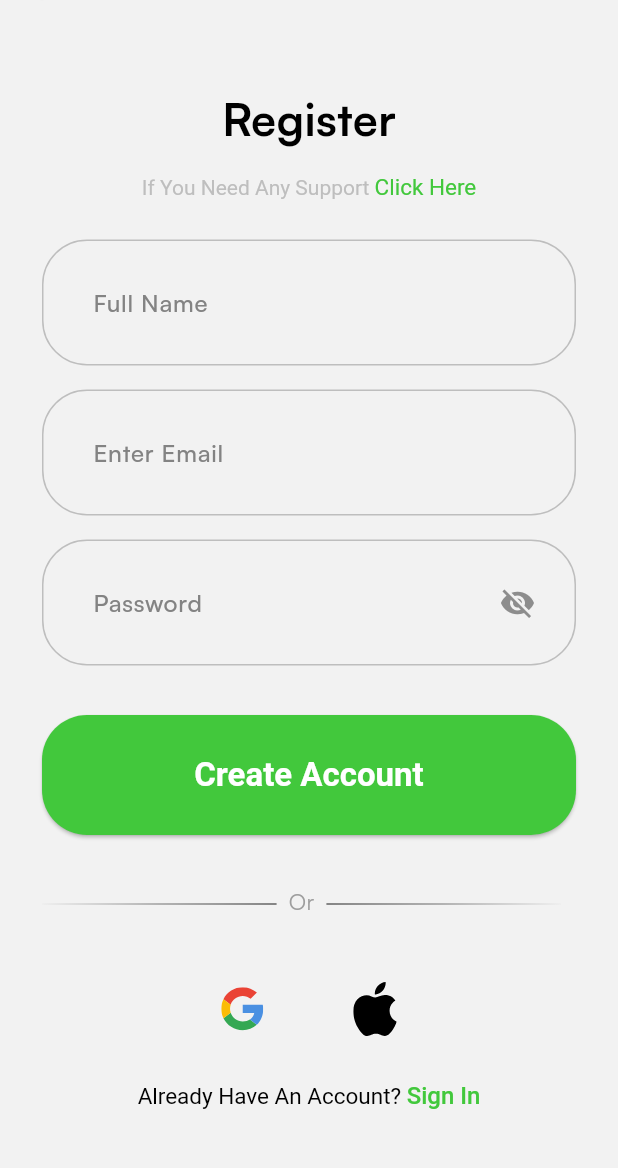
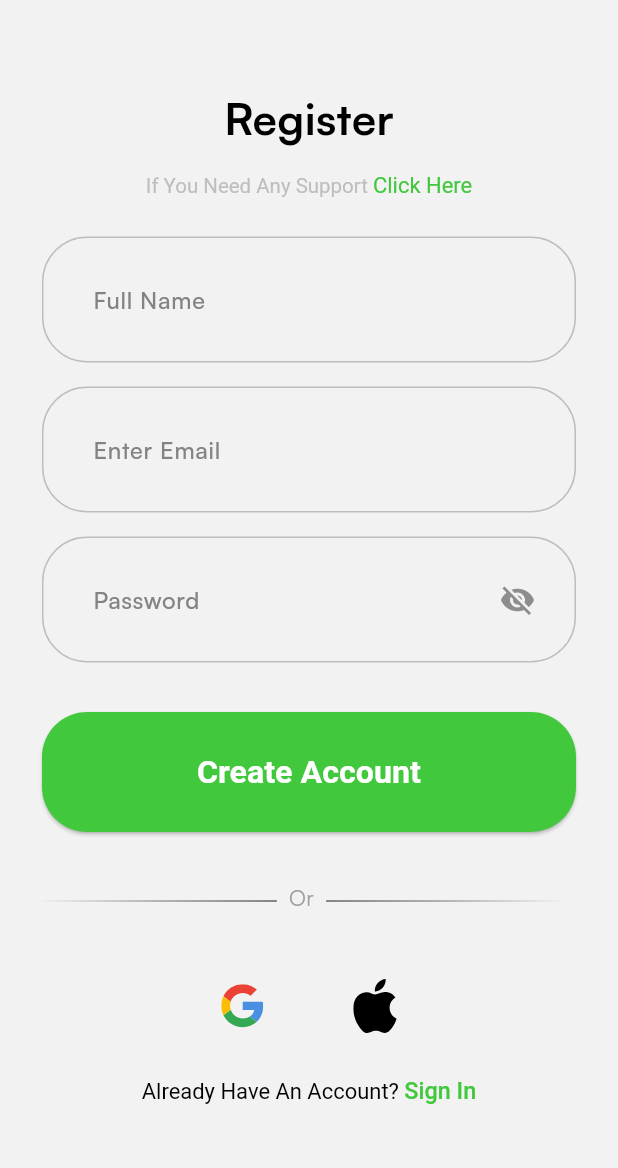
Before and after one commit to AhmedBelal31/spotify_app, a Flutter app: the SignUpPage screen opened by its route, on a phone screen of 412 x 824 dp, the part 68-1236 px from its top. Run offline on Flutter 3.47's test engine with Material 3 defaults, Android fonts, the phone set to English and light mode, and no system bars; drawn by our look-alikes of modal_progress_hud_nsn; our stand-ins replace cloud_firestore, dartz, firebase_auth, firebase_core, flutter_bloc, flutter_screenutil and 5 more; accounts and stored records are empty; generated files the repository leaves out were written again.

Commit message:
Add .sp To Text Styles && Remove Const From TextStyles in Files

```diff
--- a/lib/core/theme/app_text_styles.dart
+++ b/lib/core/theme/app_text_styles.dart
@@ -1,92 +1,91 @@
 import 'package:flutter/material.dart';
+import 'package:flutter_screenutil/flutter_screenutil.dart';
 
 abstract class TextStyles {
-
-  static const TextStyle font30Bold = TextStyle(
+  static TextStyle font30Bold = TextStyle(
     fontWeight: FontWeight.bold,
-    fontSize: 30,
+    fontSize: 30.sp,
   );
 
-  static const TextStyle font26Bold = TextStyle(
+  static TextStyle font26Bold = TextStyle(
     fontWeight: FontWeight.bold,
-    fontSize: 26,
+    fontSize: 26.sp,
   );
 
-  static const TextStyle font22Bold = TextStyle(
+  static TextStyle font22Bold = TextStyle(
     fontWeight: FontWeight.bold,
-    fontSize: 22,
+    fontSize: 22.sp,
     color: Colors.white,
   );
 
-  static const TextStyle font20Bold = TextStyle(
+  static TextStyle font20Bold = TextStyle(
     fontWeight: FontWeight.bold,
-    fontSize: 20,
+    fontSize: 20.sp,
     color: Colors.black,
   );
 
-  static const TextStyle font20Medium = TextStyle(
+  static TextStyle font20Medium = TextStyle(
     fontWeight: FontWeight.w500, // Medium weight
-    fontSize: 20,
+    fontSize: 20.sp,
   );
 
-  static const TextStyle font19Medium = TextStyle(
+  static TextStyle font19Medium = TextStyle(
     fontWeight: FontWeight.w500, // Medium weight
-    fontSize: 19,
+    fontSize: 19.sp,
     // color: AppColors.darkGreyColor
   );
 
-  static const TextStyle font17Regular = TextStyle(
+  static TextStyle font17Regular = TextStyle(
     fontWeight: FontWeight.normal,
-    fontSize: 17,
+    fontSize: 17.sp,
   );
 
-  static const TextStyle font17Medium = TextStyle(
-    fontWeight: FontWeight.w500, // Medium weight
-    fontSize: 17,
-    color: Colors.white
-  );
+  static TextStyle font17Medium = TextStyle(
+      fontWeight: FontWeight.w500, // Medium weight
+      fontSize: 17.sp,
+      color: Colors.white);
 
-  static const TextStyle font16Bold = TextStyle(
+  static TextStyle font16Bold = TextStyle(
     fontWeight: FontWeight.bold,
-    fontSize: 16,
+    fontSize: 16.sp,
     color: Colors.black,
   );
 
-  static const TextStyle font16Medium = TextStyle(
+  static TextStyle font16Medium = TextStyle(
     fontWeight: FontWeight.w500, // Medium weight
-    fontSize: 16,
+    fontSize: 16.sp,
     color: Colors.black,
   );
 
-  static const TextStyle font15Bold = TextStyle(
+  static TextStyle font15Bold = TextStyle(
     fontWeight: FontWeight.bold,
-    fontSize: 15,
+    fontSize: 15.sp,
   );
 
-  static const TextStyle font15Regular = TextStyle(
+  static TextStyle font15Regular = TextStyle(
     fontWeight: FontWeight.normal,
-    fontSize: 15,
+    fontSize: 15.sp,
     color: Colors.black,
   );
 
-  static const TextStyle font14Regular = TextStyle(
+  static TextStyle font14Regular = TextStyle(
     fontWeight: FontWeight.normal,
-    fontSize: 14,
+    fontSize: 14.sp,
   );
 
-  static const TextStyle font13Bold = TextStyle(
+  static TextStyle font13Bold = TextStyle(
     fontWeight: FontWeight.bold,
-    fontSize: 13,
+    fontSize: 13.sp,
   );
 
-  static const TextStyle font12Regular = TextStyle(
+  static TextStyle font12Regular = TextStyle(
     fontWeight: FontWeight.normal,
-    fontSize: 12,
+    fontSize: 12.sp,
     color: Colors.black,
   );
 
-  static const TextStyle font12Medium = TextStyle(
+  static TextStyle font12Medium = TextStyle(
     fontWeight: FontWeight.w500, // Medium weight
-    fontSize: 12,
+    fontSize: 12.sp,
   );
 }
--- a/lib/features/login/presentation/pages/sign_up_page.dart
+++ b/lib/features/login/presentation/pages/sign_up_page.dart
@@ -2,7 +2,7 @@ import 'package:flutter/material.dart';
 import 'package:flutter_bloc/flutter_bloc.dart';
 import 'package:spotify_app/core/di/get_it.dart';
 import 'package:spotify_app/core/widgets/app_bar.dart';
-import '../../../../core/helpers/custom_snack_bar.dart';
+import '../../../../core/widgets/custom_snack_bar.dart';
 import '../../../../core/routing/routes.dart';
 import '../../../../core/widgets/custom_progress_hud.dart';
 import '../cubit/sign_up_cubit/sign_up_cubit.dart';
--- a/lib/features/login/presentation/widgets/sign_in_widgets/sign_in_page_body.dart
+++ b/lib/features/login/presentation/widgets/sign_in_widgets/sign_in_page_body.dart
@@ -40,7 +40,7 @@ class _SignInPageBodyState extends State<SignInPageBody> {
           child: Column(
             children: [
               const SizedBox(height: 47),
-              const Align(
+               Align(
                 alignment: Alignment.center,
                 child: Text(
                   'Sign In',
--- a/lib/features/login/presentation/widgets/sign_up_widgets/sign_up_page_body.dart
+++ b/lib/features/login/presentation/widgets/sign_up_widgets/sign_up_page_body.dart
@@ -43,7 +43,7 @@ class _SignUpPageBodyState extends State<SignUpPageBody> {
           child: Column(
             children: [
               const SizedBox(height: 47),
-              const Align(
+              Align(
                 alignment: Alignment.center,
                 child: Text(
                   'Register',
--- a/lib/features/signIn_and_signUp/presentation/pages/signIn_and_signUp_page.dart
+++ b/lib/features/signIn_and_signUp/presentation/pages/signIn_and_signUp_page.dart
@@ -44,8 +44,8 @@ class SignInAndSignUpPage extends StatelessWidget {
                   ],
                 ),
                 const SizedBox(height: 55),
-                const Padding(
-                  padding: EdgeInsets.only(left: 34),
+                Padding(
+                  padding: const EdgeInsets.only(left: 34),
                   child: Text(
                     'Enjoy Listening To Music',
                     style: TextStyles.font26Bold,
--- a/lib/features/splash/presentation/pages/splash_page.dart
+++ b/lib/features/splash/presentation/pages/splash_page.dart
@@ -1,8 +1,9 @@
 import 'package:flutter/material.dart';
 import 'package:flutter_svg/flutter_svg.dart';
+import 'package:spotify_app/core/helpers/shared_pref.dart';
 import 'package:spotify_app/core/theme/app_vectors.dart';
 import '../../../../core/routing/routes.dart';
-
+import 'package:spotify_app/const.dart';
 
 class SplashPage extends StatefulWidget {
   const SplashPage({super.key});
@@ -12,22 +13,32 @@ class SplashPage extends StatefulWidget {
 }
 
 class _SplashPageState extends State<SplashPage> {
-
   @override
   void initState() {
     super.initState();
-    navigateToGetStartedPage();
+    navigateToGetStartedPage(context);
   }
-  Future<void> navigateToGetStartedPage() async {
-    await Future.delayed(const Duration(seconds:2));
-    Navigator.pushReplacementNamed(context, Routes.getStartedPage);
+
+  Future<void> navigateToGetStartedPage(context) async {
+    var isFirstTime = await Prefs.getData(firstTime);
+    var isSignIn = await Prefs.getData(alreadySignIn);
+    await Future.delayed(const Duration(seconds: 2));
+    if (isFirstTime == true || isFirstTime == null) {
+      Navigator.pushReplacementNamed(context, Routes.getStartedPage);
+    } else {
+      if (isSignIn == true) {
+        Navigator.pushReplacementNamed(context, Routes.homePage);
+      } else {
+        Navigator.pushReplacementNamed(context, Routes.signInAndSignUpPage);
+      }
+    }
   }
+
   @override
   Widget build(BuildContext context) {
     return Scaffold(
         body: Center(
-          child: SvgPicture.asset(AppVectors.appLogo),
-        )
-    );
+      child: SvgPicture.asset(AppVectors.appLogo),
+    ));
   }
 }
```
